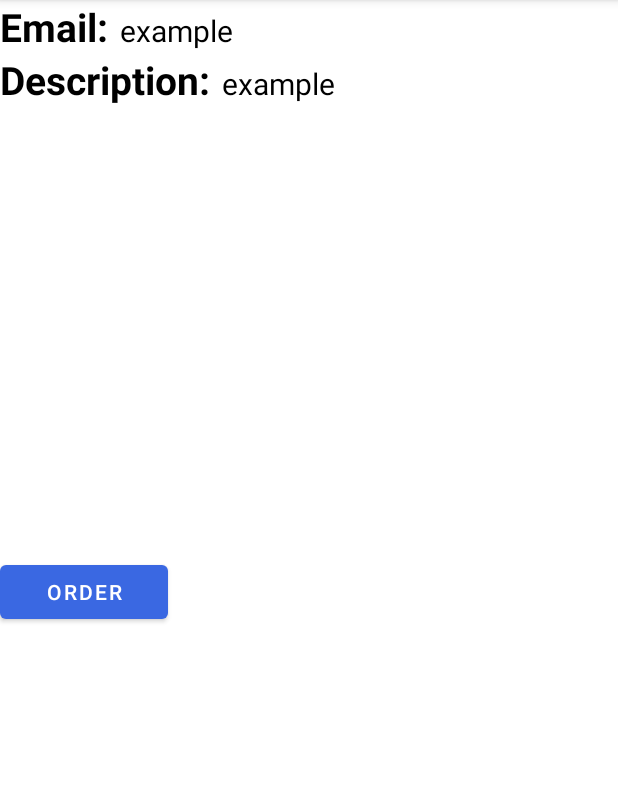
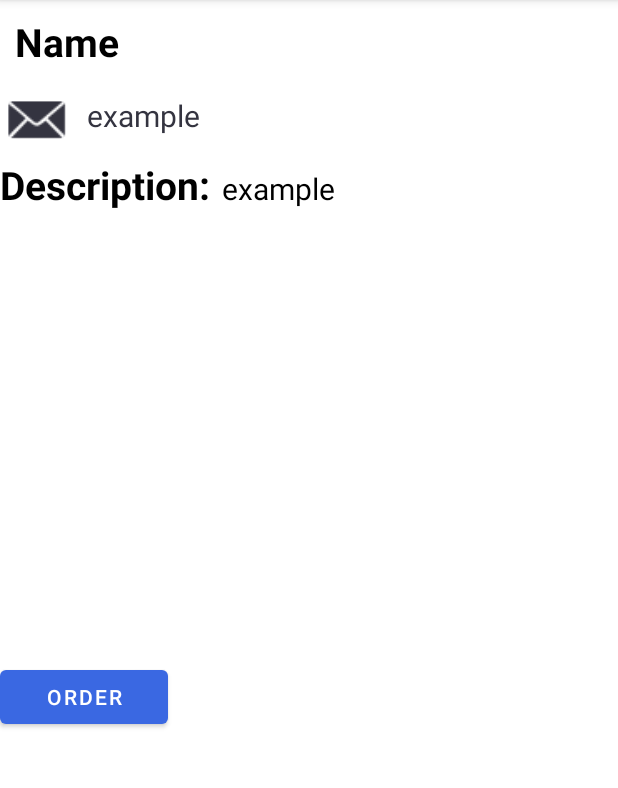
Before and after one commit to adimor1/HandIt, an Android app: the ProfessionalDetailsActivity screen opened directly, with no data from a screen before it, on a phone screen of 412 x 824 dp, the part 84-872 px from its top. Run offline under Robolectric (Android 15) with nearby library versions, the phone set to English and light mode, and no system bars; our stand-ins replace Firebase (no records; nobody signed in at launch, a user with empty details on screens opened directly).

Commit message:
image in the list

```diff
--- a/app/src/main/res/layout/activity_professional_details.xml
+++ b/app/src/main/res/layout/activity_professional_details.xml
@@ -8,6 +8,15 @@
     android:orientation="vertical"
     tools:context=".ProfessionalDetailsActivity">
 
+    <TextView
+        android:layout_width="wrap_content"
+        android:layout_height="wrap_content"
+        android:text="Name"
+        android:textColor="@color/black"
+        android:textSize="26sp"
+        android:textStyle="bold"
+        android:padding="10dp"
+        />
 
     <LinearLayout
         android:layout_width="wrap_content"
@@ -15,13 +24,14 @@
         android:layout_gravity="center_vertical"
         android:orientation="horizontal">
 
-        <TextView
-            android:layout_width="wrap_content"
-            android:layout_height="wrap_content"
-            android:text="Email:"
-            android:textColor="@color/black"
-            android:textSize="26sp"
-            android:textStyle="bold"/>
+        <ImageView
+            android:id="@+id/imageView3"
+            android:layout_width="50dp"
+            android:layout_height="50dp"
+            android:layout_weight="1"
+            app:srcCompat="@android:drawable/sym_action_email"
+            app:tint="@color/purple_200"
+            />
 
         <TextView
             android:id="@+id/tvEmailDetails"
@@ -29,8 +39,9 @@
             android:layout_height="wrap_content"
             android:layout_marginLeft="8dp"
             android:text="example"
-            android:textColor="@color/black"
-            android:textSize="20sp" />
+            android:textColor="@color/purple_700"
+            android:textSize="20sp"
+            android:paddingTop="8dp"/>
 
     </LinearLayout>
 
--- a/app/src/main/res/layout/activity_update_user.xml
+++ b/app/src/main/res/layout/activity_update_user.xml
@@ -59,7 +59,7 @@
         android:layout_centerHorizontal="true"
         android:layout_marginTop="50dp"
         android:alpha="1"
-        tools:srcCompat="@tools:sample/avatars"
         app:civ_border_color="#000"
-        app:civ_border_width="4dp"/>
+        app:civ_border_width="4dp"
+        tools:srcCompat="@tools:sample/avatars" />
 </RelativeLayout>
```
Also changed, not shown: app/src/main/java/com/example/myapplication/MyAdapter.java (+26 -9 lines), app/src/main/java/com/example/myapplication/ProfessionalsListActivity.java (+0 -15 lines), app/src/main/res/layout/activity_login.xml (+8 -3 lines), app/src/main/res/layout/item.xml (+10 -6 lines).
